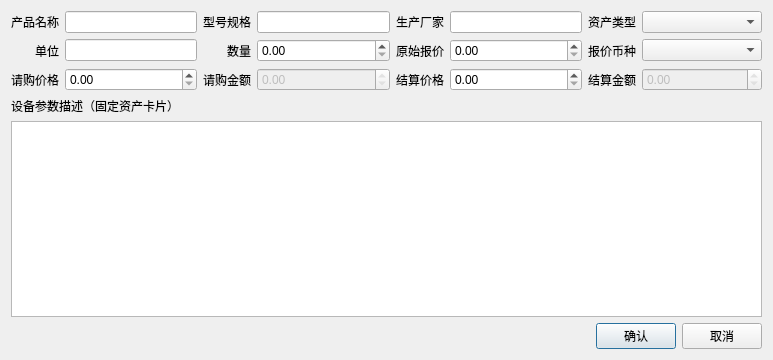
This is editor_template.ui in earlideal/jiandan as Qt 5 draws it before an edit. The edited form follows.
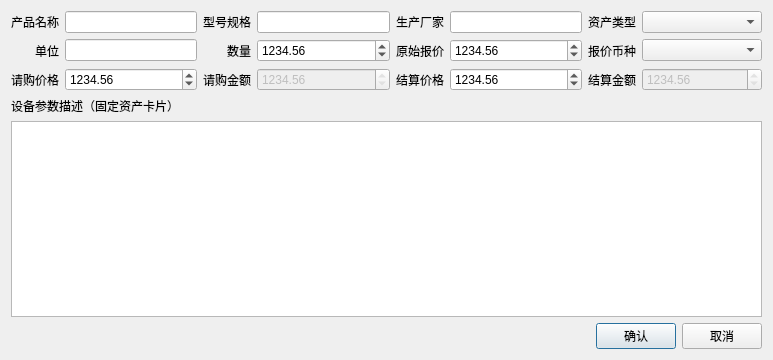
This is the edited form.

What changed in the file:
```diff
--- a/editor_template.ui
+++ b/editor_template.ui
@@ -60,6 +60,12 @@
        <property name="readOnly">
         <bool>true</bool>
        </property>
+       <property name="maximum">
+        <double>999999999.990000009536743</double>
+       </property>
+       <property name="value">
+        <double>1234.559999999999945</double>
+       </property>
       </widget>
      </item>
      <item row="2" column="5">
@@ -70,6 +76,12 @@
          <height>0</height>
         </size>
        </property>
+       <property name="maximum">
+        <double>999999999.990000009536743</double>
+       </property>
+       <property name="value">
+        <double>1234.559999999999945</double>
+       </property>
       </widget>
      </item>
      <item row="1" column="5">
@@ -80,6 +92,12 @@
          <height>0</height>
         </size>
        </property>
+       <property name="maximum">
+        <double>999999999.990000009536743</double>
+       </property>
+       <property name="value">
+        <double>1234.559999999999945</double>
+       </property>
       </widget>
      </item>
      <item row="1" column="7">
@@ -106,6 +124,12 @@
        <property name="readOnly">
         <bool>true</bool>
        </property>
+       <property name="maximum">
+        <double>999999999.990000009536743</double>
+       </property>
+       <property name="value">
+        <double>1234.559999999999945</double>
+       </property>
       </widget>
      </item>
      <item row="2" column="1">
@@ -116,6 +140,12 @@
          <height>0</height>
         </size>
        </property>
+       <property name="maximum">
+        <double>999999999.990000009536743</double>
+       </property>
+       <property name="value">
+        <double>1234.559999999999945</double>
+       </property>
       </widget>
      </item>
      <item row="0" column="7">
@@ -136,6 +166,12 @@
          <height>0</height>
         </size>
        </property>
+       <property name="maximum">
+        <double>999999999.990000009536743</double>
+       </property>
+       <property name="value">
+        <double>1234.559999999999945</double>
+       </property>
       </widget>
      </item>
      <item row="1" column="1">
```
Left out of the diff: 2 changed lines with no effect on the pictures.
